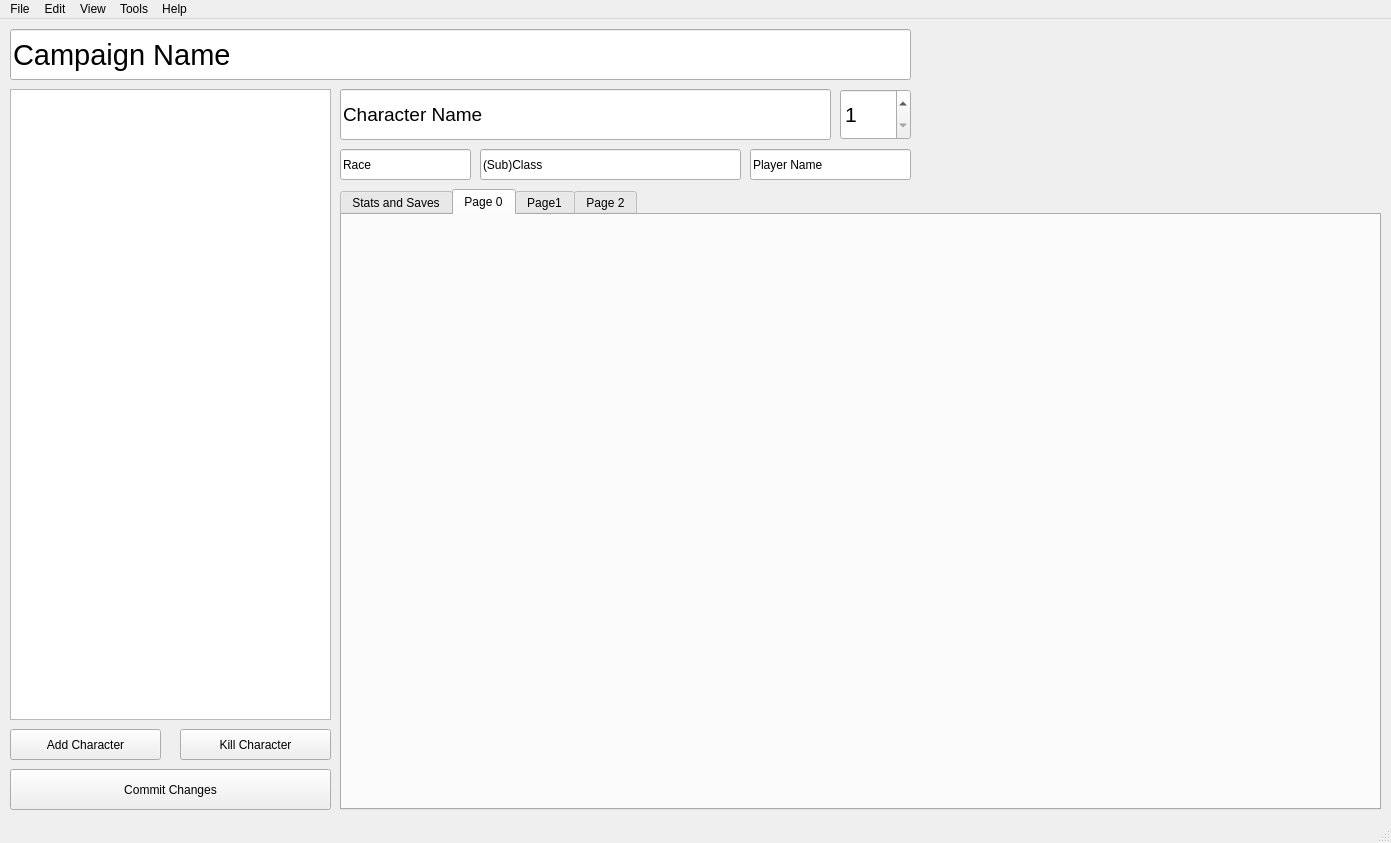
Old version of the form dmanager.ui in the repository mng-25/DungeonManager.
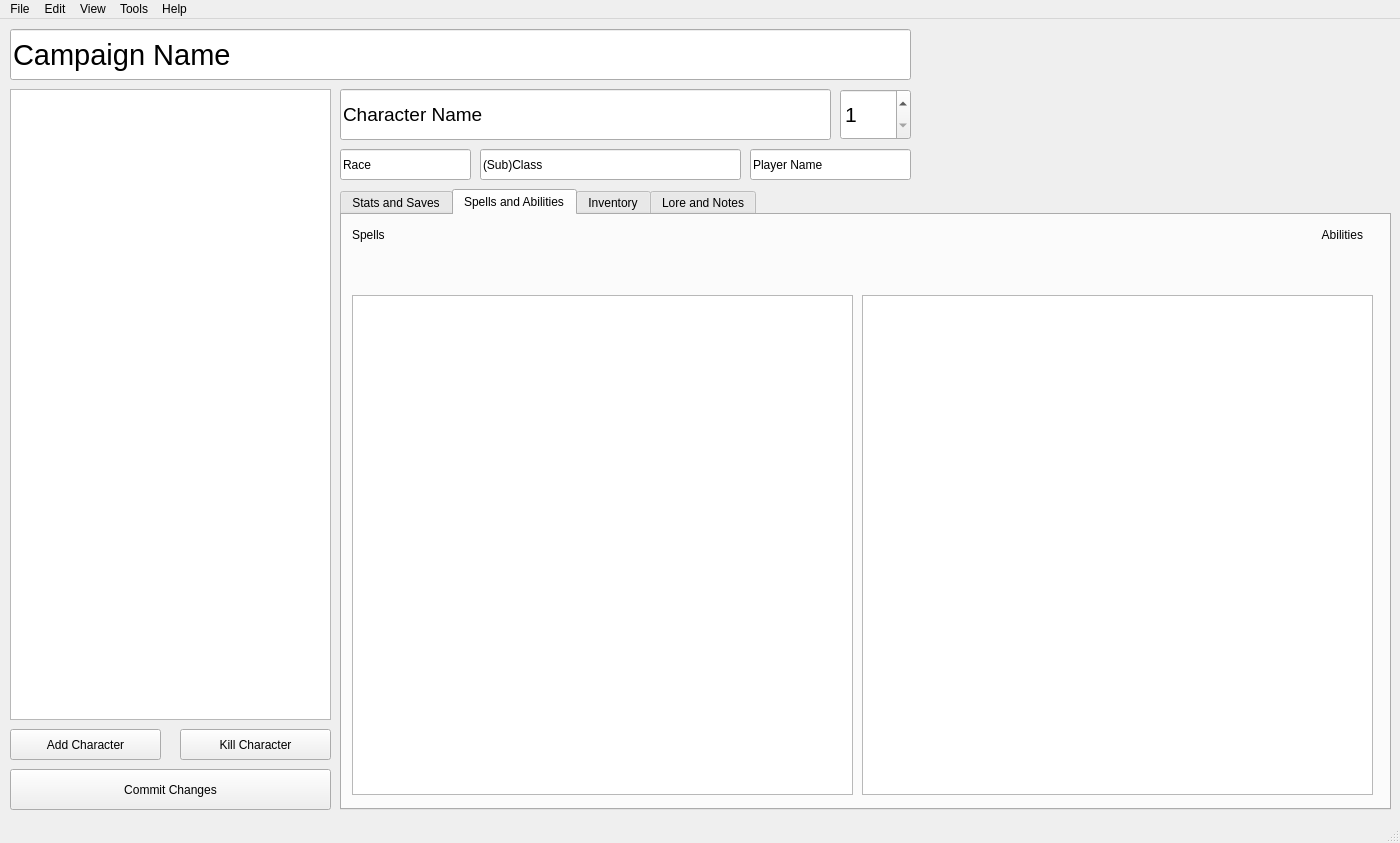
New version of the form. The open tabs and pages were chosen to show the change.

Commit message: Added fields: Spells, abilities, inventory, lore, and notes

```diff
--- a/dmanager.ui
+++ b/dmanager.ui
@@ -6,7 +6,7 @@
    <rect>
     <x>0</x>
     <y>0</y>
-    <width>1391</width>
+    <width>1400</width>
     <height>843</height>
    </rect>
   </property>
@@ -19,7 +19,7 @@
      <rect>
       <x>340</x>
       <y>170</y>
-      <width>1041</width>
+      <width>1051</width>
       <height>621</height>
      </rect>
     </property>
@@ -827,17 +827,66 @@
     </widget>
     <widget class="QWidget" name="tab0">
      <attribute name="title">
-      <string>Page 0</string>
+      <string>Spells and Abilities</string>
      </attribute>
+     <widget class="QTextEdit" name="spellsText">
+      <property name="geometry">
+       <rect>
+        <x>10</x>
+        <y>80</y>
+        <width>501</width>
+        <height>500</height>
+       </rect>
+      </property>
+     </widget>
+     <widget class="QTextEdit" name="abilitiesText">
+      <property name="geometry">
+       <rect>
+        <x>520</x>
+        <y>80</y>
+        <width>511</width>
+        <height>500</height>
+       </rect>
+      </property>
+     </widget>
+     <widget class="QLabel" name="spellsLabel">
+      <property name="geometry">
+       <rect>
+        <x>10</x>
+        <y>10</y>
+        <width>71</width>
+        <height>20</height>
+       </rect>
+      </property>
+      <property name="text">
+       <string>Spells</string>
+      </property>
+     </widget>
+     <widget class="QLabel" name="abilitiesLabel">
+      <property name="geometry">
+       <rect>
+        <x>950</x>
+        <y>10</y>
+        <width>71</width>
+        <height>20</height>
+       </rect>
+      </property>
+      <property name="text">
+       <string>Abilities</string>
+      </property>
+      <property name="alignment">
+       <set>Qt::AlignRight|Qt::AlignTrailing|Qt::AlignVCenter</set>
+      </property>
+     </widget>
     </widget>
     <widget class="QWidget" name="tab1">
      <attribute name="title">
-      <string>Page1</string>
+      <string>Inventory</string>
      </attribute>
     </widget>
     <widget class="QWidget" name="tab2">
      <attribute name="title">
-      <string>Page 2</string>
+      <string>Lore and Notes</string>
      </attribute>
     </widget>
    </widget>
@@ -1033,7 +1082,7 @@
     <rect>
      <x>0</x>
      <y>0</y>
-     <width>1391</width>
+     <width>1400</width>
      <height>21</height>
     </rect>
    </property>
```
Left out of the diff: 73 changed lines with no effect on the pictures. The commit also changes 2 other files.
